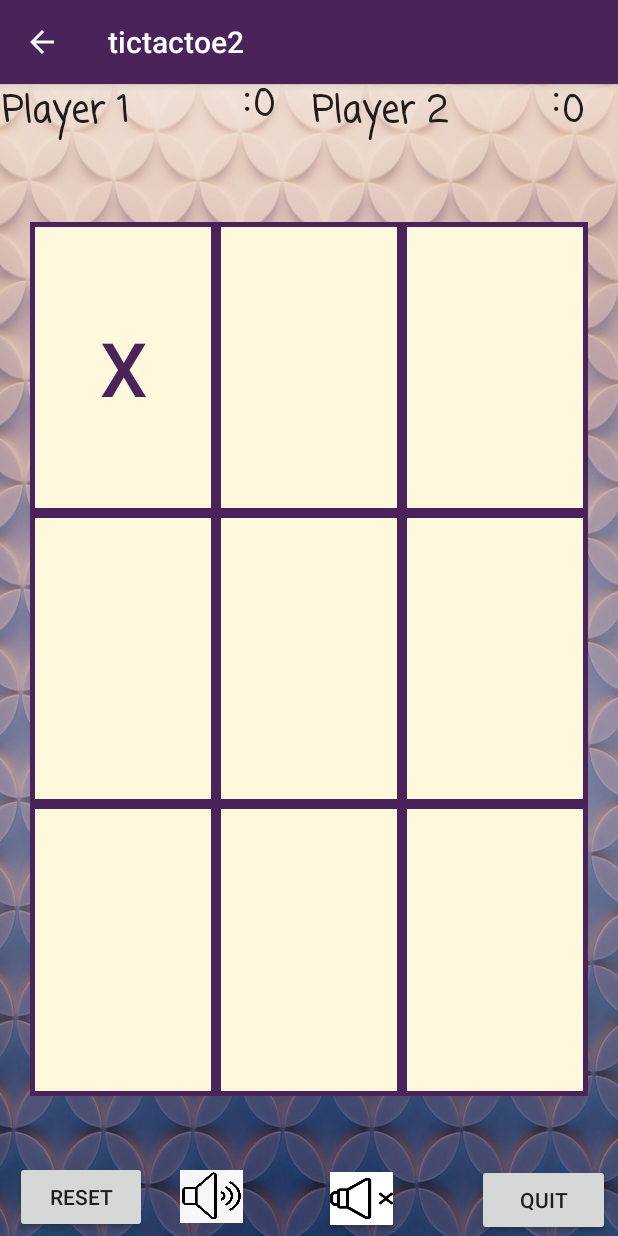
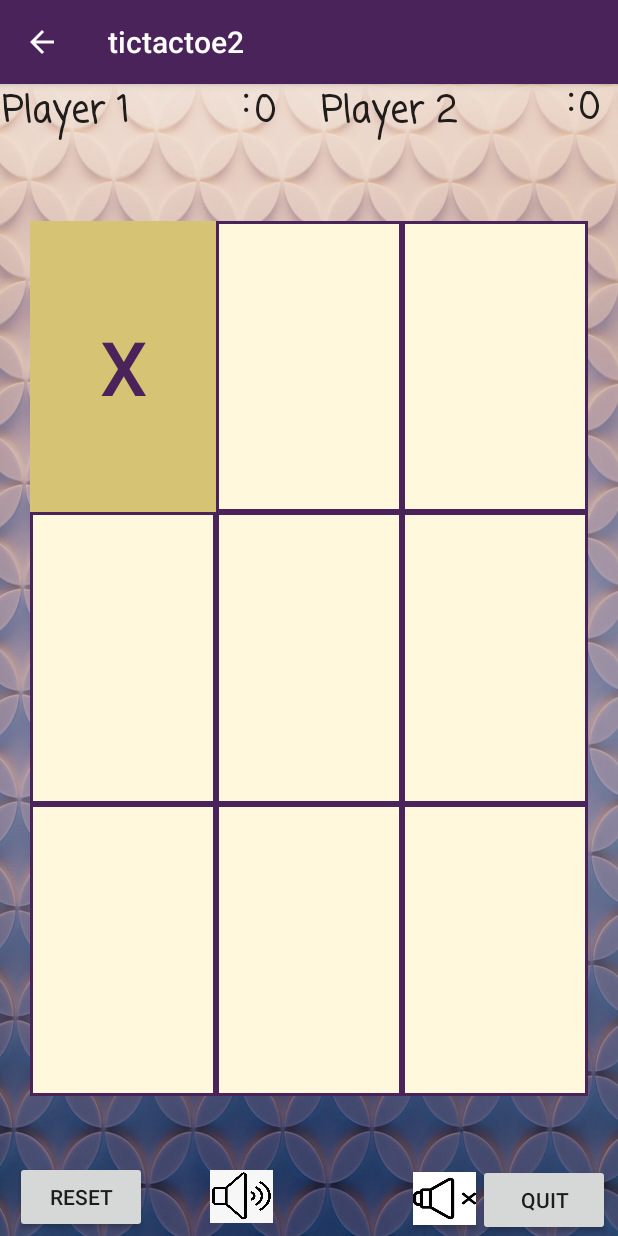
Before and after one commit to janani771/Tic-Tac-Toe, an Android app: the Game screen opened directly, with no data from a screen before it, after a tap on an icon or button, on a phone screen of 412 x 824 dp. Run offline under Robolectric (Android 15) with nearby library versions, the phone set to English and light mode, and no system bars.

Commit message:
made minor design changes

```diff
--- /dev/null
+++ b/app/src/main/java/com/example/tictactoe/Colors.java
@@ -0,0 +1,36 @@
+package com.example.tictactoe;
+
+import android.graphics.Color;
+
+
+import java.util.Random;
+
+public class Colors {
+    //generates random pastel colors
+    public int randomColorLight(){
+        Random randomColor = new Random(System.currentTimeMillis());
+        final int white = Color.GRAY;
+        final int red = Color.red(white);
+        final int green = Color.green(white);
+        final int blue = Color.blue(white);
+
+        final int newRed = (white + randomColor.nextInt(256))/2;
+        final int newGreen =(white + randomColor.nextInt(256))/2;
+        final int newBlue = (white + randomColor.nextInt(256))/2;
+        return Color.rgb(newRed,newGreen,newBlue);
+    }
+    //    //generates random darker colors
+    public int randomColorDark(){
+        Random randomColor = new Random(System.currentTimeMillis());
+        final int white = Color.DKGRAY;
+        final int red = Color.red(white);
+        final int green = Color.green(white);
+        final int blue = Color.blue(white);
+
+        final int newRed = (white + randomColor.nextInt(256))/2;
+        final int newGreen =(white + randomColor.nextInt(256))/2;
+        final int newBlue = (white + randomColor.nextInt(256))/2;
+        return Color.rgb(newRed,newGreen,newBlue);
+    }
+
+}
--- a/app/src/main/java/com/example/tictactoe/Game.java
+++ b/app/src/main/java/com/example/tictactoe/Game.java
@@ -1,6 +1,5 @@
 package com.example.tictactoe;
 import android.content.Intent;
-import android.graphics.Color;
 import android.media.MediaPlayer;
 import android.os.Bundle;
 import android.text.TextUtils;
@@ -8,7 +7,6 @@ import android.util.Log;
 import android.view.Gravity;
 import android.view.View;
 import android.widget.Button;
-import android.widget.EditText;
 import android.widget.TextView;
 import android.widget.Toast;
 import androidx.appcompat.app.AppCompatActivity;
@@ -34,6 +32,10 @@ public class Game extends AppCompatActivity implements View.OnClickListener {
     //defines the score class//
     private Scores scores;
 
+    //defines the color class//
+    private Colors color;
+
+
     @Override
     protected void onCreate(Bundle savedInstanceState) {
         super.onCreate(savedInstanceState);
@@ -41,12 +43,14 @@ public class Game extends AppCompatActivity implements View.OnClickListener {
         myTune = MediaPlayer.create(this,R.raw.sample);
 
         scores = new Scores(this);
+        color = new Colors();
 
         final Button reset = findViewById(R.id.resetGame);
         reset.setOnClickListener(new View.OnClickListener() {
             @Override
             public void onClick(View v) {
                 Log.d("GAME","reset clicked?" );
+                resetGridColor();
                 scores.resetScore();
                 updateScore();
                 resetGameGrid();
@@ -124,16 +128,18 @@ public class Game extends AppCompatActivity implements View.OnClickListener {
     }
     //checks if the grid button is empty or contains text//
     @Override
-    public void onClick(View v) {
-        if (!((Button) v).getText().toString().equals("")) {
+    public void onClick(View grid) {
+        if (!((Button) grid).getText().toString().equals("")) {
             return;
         }
         if (playerOneActive) {
             p1.requestFocus();
-            ((Button) v).setText("X");
+            ((Button) grid).setText("X");
+            ((Button) grid).setBackgroundColor(color.randomColorLight());
         } else {
             p2.requestFocus();
-            ((Button) v).setText("O");
+            ((Button) grid).setText("O");
+            ((Button) grid).setBackgroundColor(color.randomColorLight());
         }
         numOfCount++;
         //When either player win, the game displays random win messages as toast accordingly//
@@ -166,6 +172,7 @@ public class Game extends AppCompatActivity implements View.OnClickListener {
                 playerOneActive = !playerOneActive;
             }
         }
+
         //Draw message is displayed and game grid is reset//
         private void gameIsDraw(){
             toast = Toast.makeText(this,"It's a draw!", Toast.LENGTH_SHORT);
@@ -175,8 +182,8 @@ public class Game extends AppCompatActivity implements View.OnClickListener {
         //custom appearance for toast messages//
         private void toastLook(){
             View view = toast.getView();
-            view.setBackgroundColor(Color.MAGENTA);
-            toast.setGravity(Gravity.CENTER_HORIZONTAL,0,0);
+            view.setBackgroundColor(color.randomColorDark());
+            toast.setGravity(Gravity.TOP|Gravity.CENTER_HORIZONTAL|Gravity.LEFT,397,330);
             toast.show();
          }
          //the score is updated for every winner and every time game score is reset//
@@ -187,7 +194,6 @@ public class Game extends AppCompatActivity implements View.OnClickListener {
         score2= findViewById(R.id.score2);
         score2.setText(Integer.toString(scores.getPlayer2Score()));
     }
-
     //all the buttons of the grid cleared or emptied//
     private void resetGameGrid(){
             for(int x = 0; x < 3; x++){
@@ -197,6 +203,13 @@ public class Game extends AppCompatActivity implements View.OnClickListener {
             }
             numOfCount = 0;
             playerOneActive = true;
+    }
+    private void resetGridColor(){
+        for(int x = 0; x < 3; x++){
+            for(int y = 0; y <3; y++){
+                buttons[x][y].setBackgroundResource(R.drawable.grid);
+            }
+        }
     }
     //checks whether there is a winner in vertical, horizontal or diagonal way with Xs and Os//
     private boolean win() {
--- a/app/src/main/res/drawable/grid.xml
+++ b/app/src/main/res/drawable/grid.xml
@@ -4,7 +4,7 @@
         <shape android:shape="rectangle">
             <solid android:color="#fff8dc"/>
             <stroke
-                android:width="3dp"
+                android:width="1.8dp"
                 android:color="@color/darkPurple">
             </stroke>
         </shape>
--- a/app/src/main/res/layout-land/activity_main.xml
+++ b/app/src/main/res/layout-land/activity_main.xml
@@ -4,7 +4,7 @@
     xmlns:tools="http://schemas.android.com/tools"
     android:layout_width="match_parent"
     android:layout_height="match_parent"
-    android:background="@color/veryLightPurple"
+    android:background="@color/background"
     tools:context=".MainActivity">
 
     <pl.droidsonroids.gif.GifImageView
--- a/app/src/main/res/layout-sw600dp/activity_main.xml
+++ b/app/src/main/res/layout-sw600dp/activity_main.xml
@@ -4,7 +4,7 @@
     xmlns:tools="http://schemas.android.com/tools"
     android:layout_width="match_parent"
     android:layout_height="match_parent"
-    android:background="@color/veryLightPurple"
+    android:background="@color/background"
     tools:context=".MainActivity">
 
     <pl.droidsonroids.gif.GifImageView
--- a/app/src/main/res/layout/activity_main.xml
+++ b/app/src/main/res/layout/activity_main.xml
@@ -4,7 +4,7 @@
     android:layout_width="match_parent"
     android:layout_height="match_parent"
     xmlns:tools="http://schemas.android.com/tools"
-    android:background="@color/veryLightPurple"
+    android:background="@color/background"
     tools:context=".MainActivity">
 
     <pl.droidsonroids.gif.GifImageView
@@ -82,6 +82,7 @@
         android:layout_marginTop="28dp"
         android:fontFamily="casual"
         android:text="@string/enter_the_name_of_players"
+        android:textAppearance="@style/TextAppearance.AppCompat.Large"
         android:textSize="24sp"
         android:textStyle="bold"
         app:layout_constraintEnd_toEndOf="parent"
--- a/app/src/main/res/layout/game.xml
+++ b/app/src/main/res/layout/game.xml
@@ -12,20 +12,20 @@
         android:layout_width="match_parent"
         android:layout_height="wrap_content">
 
+
         <TextView
             android:id="@+id/colon1"
             android:layout_width="wrap_content"
             android:layout_height="46dp"
             android:layout_alignParentStart="true"
             android:layout_alignParentTop="true"
-            android:layout_marginStart="162dp"
-            android:layout_marginTop="-14dp"
+            android:layout_marginStart="161dp"
+            android:layout_marginTop="-13dp"
             android:fontFamily="casual"
             android:text="@string/colon1"
             android:textAppearance="@style/TextAppearance.AppCompat.Large"
             android:textSize="30sp"
             android:textStyle="bold" />
-
 
         <TextView
             android:id="@+id/colon2"
@@ -33,7 +33,7 @@
             android:layout_height="46dp"
             android:layout_alignParentStart="true"
             android:layout_alignParentTop="true"
-            android:layout_marginStart="368dp"
+            android:layout_marginStart="378dp"
             android:layout_marginTop="-14dp"
             android:fontFamily="casual"
             android:text="@string/colon2"
@@ -43,10 +43,10 @@
 
         <TextView
             android:id="@+id/P2"
-            android:layout_width="160dp"
-            android:layout_height="43dp"
+            android:layout_width="163dp"
+            android:layout_height="wrap_content"
             android:layout_alignParentStart="true"
-            android:layout_marginStart="208dp"
+            android:layout_marginStart="214dp"
             android:layout_marginBottom="3dp"
             android:text="@string/player_2"
             android:textAppearance="@style/TextAppearance.AppCompat.Large"
@@ -60,8 +60,8 @@
             android:layout_height="wrap_content"
             android:layout_alignParentStart="true"
             android:layout_alignParentTop="true"
-            android:layout_marginStart="375dp"
-            android:layout_marginTop="0dp"
+            android:layout_marginStart="386dp"
+            android:layout_marginTop="-2dp"
             android:fontFamily="casual"
             android:text="@string/_0"
             android:textAppearance="@style/TextAppearance.AppCompat.Large"
@@ -71,7 +71,7 @@
         <TextView
             android:id="@+id/P1"
             android:layout_width="160dp"
-            android:layout_height="43dp"
+            android:layout_height="wrap_content"
             android:layout_alignParentStart="true"
             android:layout_marginStart="1dp"
             android:layout_marginBottom="3dp"
@@ -88,8 +88,8 @@
             android:layout_height="46dp"
             android:layout_alignParentStart="true"
             android:layout_alignParentTop="true"
-            android:layout_marginStart="169dp"
-            android:layout_marginTop="-4dp"
+            android:layout_marginStart="170dp"
+            android:layout_marginTop="0dp"
             android:fontFamily="casual"
             android:text="@string/_0"
             android:textAppearance="@style/TextAppearance.AppCompat.Large"
@@ -104,10 +104,10 @@
         android:layout_height="0dp"
         android:layout_weight="1"
         android:orientation="vertical"
+        android:paddingLeft="20dp"
         android:paddingTop="45dp"
-        android:paddingBottom="45dp"
         android:paddingRight="20dp"
-        android:paddingLeft="20dp">
+        android:paddingBottom="45dp">
 
         <LinearLayout
             style="?android:attr/buttonBarStyle"
@@ -135,7 +135,8 @@
                 android:layout_weight="1"
                 android:background="@drawable/grid"
                 android:textSize="50sp" />
-x
+
+
             <Button
 
                 android:id="@+id/button_02"
@@ -220,7 +221,7 @@ x
     <RelativeLayout
         android:layout_width="match_parent"
         android:layout_height="wrap_content"
-        >
+        android:clickable="false">
 
         <Button
             android:id="@+id/resetGame"
@@ -238,7 +239,6 @@ x
             android:layout_alignParentEnd="true"
             android:layout_marginStart="220dp"
             android:layout_marginEnd="5sp"
-            android:layout_toEndOf="@+id/resetGame"
             android:onClick="quit"
             android:text="@string/quit" />
 
@@ -247,7 +247,7 @@ x
             android:layout_width="42dp"
             android:layout_height="35dp"
             android:layout_alignParentTop="true"
-            android:layout_marginStart="120dp"
+            android:layout_marginStart="140dp"
             android:layout_marginTop="4dp"
             android:background="@drawable/speaker"
             android:onClick="playIT" />
@@ -257,7 +257,7 @@ x
             android:layout_width="42dp"
             android:layout_height="35dp"
             android:layout_alignParentTop="true"
-            android:layout_marginStart="220dp"
+            android:layout_marginStart="275dp"
             android:layout_marginTop="5dp"
             android:background="@drawable/mute"
             android:backgroundTintMode="screen"
--- a/app/src/main/res/values/colors.xml
+++ b/app/src/main/res/values/colors.xml
@@ -4,6 +4,6 @@
     <color name="colorPrimaryDark">#4A235A</color>
     <color name="colorAccent">#4A235A</color>
     <color name="White">#FFFFFF</color>
-    <color name="veryLightPurple">#EDEEF9</color>
+    <color name="background">#fff8dc</color>
 
 </resources>
--- a/app/src/main/res/values/strings.xml
+++ b/app/src/main/res/values/strings.xml
@@ -27,6 +27,7 @@
     <string name="player_2_char_limit_10">Player 2 (char limit:10)</string>
     <string name="_">player_2_char_limit_10</string>
     <string name="player_2_char_limit_10_">Player 2 (char limit: 10)</string>
+    <string name="change_color">Change Color</string>
 
 
 </resources>
```
